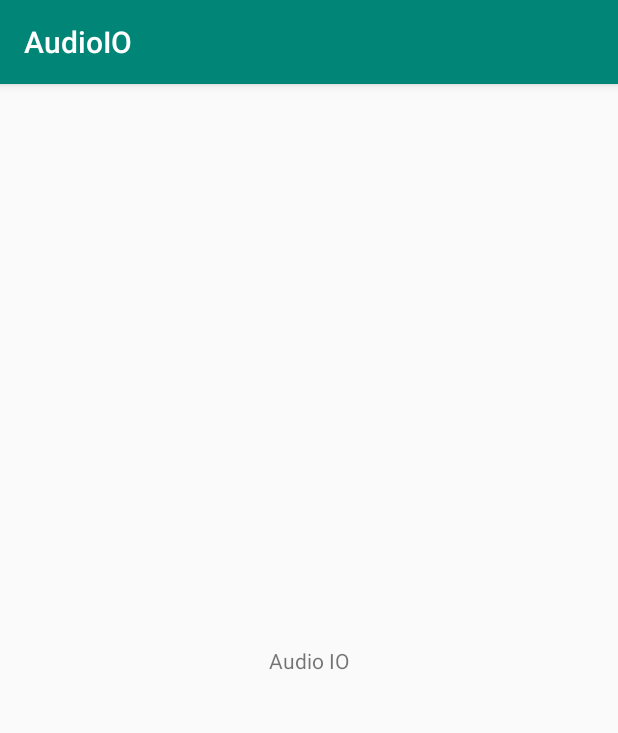
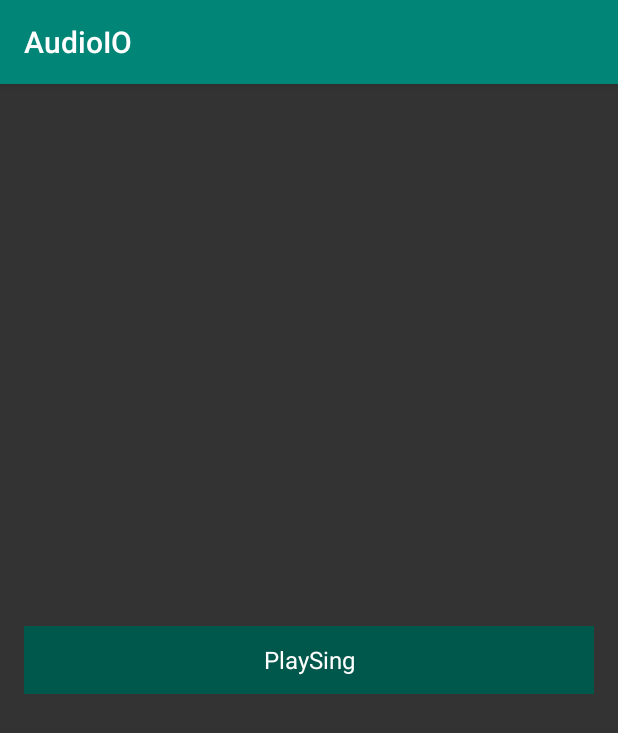
Before and after one commit to alanwang4523/AudioIO, an Android app: the screen it shows after launch (MainActivity), on a phone screen of 412 x 824 dp. Shown: the top 733 px of the screen. Run offline under Robolectric (Android 15) with nearby library versions, the phone set to English and light mode, and no system bars.

Commit message:
增加弹奏测试界面

```diff
--- a/app/src/main/AndroidManifest.xml
+++ b/app/src/main/AndroidManifest.xml
@@ -14,7 +14,7 @@
         android:roundIcon="@mipmap/ic_launcher_round"
         android:supportsRtl="true"
         android:theme="@style/AppTheme">
-        <activity android:name=".MainActivity">
+        <activity android:name=".app.MainActivity">
             <intent-filter>
                 <action android:name="android.intent.action.MAIN"/>
 
--- a/app/src/main/java/com/alan/audioio/MainActivity.java
+++ b/app/src/main/java/com/alan/audioio/app/MainActivity.java
@@ -1,22 +1,21 @@
-package com.alan.audioio;
+package com.alan.audioio.app;
 
 import android.Manifest;
 import android.support.v7.app.AppCompatActivity;
 import android.os.Bundle;
+import android.view.View;
 import android.widget.TextView;
+
+import com.alan.audioio.R;
 import com.alan.audioio.utils.ALog;
 import com.alan.audioio.utils.RuntimePermissionsManager;
 
-public class MainActivity extends AppCompatActivity {
+public class MainActivity extends AppCompatActivity implements View.OnClickListener {
 
     @Override
     protected void onCreate(Bundle savedInstanceState) {
         super.onCreate(savedInstanceState);
         setContentView(R.layout.activity_main);
-
-        // Example of a call to a native method
-        TextView tv = findViewById(R.id.sample_text);
-        tv.setText("Audio IO");
 
         RuntimePermissionsManager runtimePermissionsManager = new RuntimePermissionsManager(this,
                 Manifest.permission.RECORD_AUDIO,
@@ -33,6 +32,17 @@ public class MainActivity extends AppCompatActivity {
             }
         });
         runtimePermissionsManager.makeRequest();
+
+
+        findViewById(R.id.btnTestSoundPool).setOnClickListener(this);
+
+    }
+
+    @Override
+    public void onClick(View view) {
+        if (view.getId() == R.id.btnTestAudioRecord) {
+
+        }
     }
 
 }
--- a/app/src/main/res/layout/activity_main.xml
+++ b/app/src/main/res/layout/activity_main.xml
@@ -1,20 +1,39 @@
 <?xml version="1.0" encoding="utf-8"?>
-<android.support.constraint.ConstraintLayout
-    xmlns:android="http://schemas.android.com/apk/res/android"
-    xmlns:app="http://schemas.android.com/apk/res-auto"
+<RelativeLayout xmlns:android="http://schemas.android.com/apk/res/android"
     xmlns:tools="http://schemas.android.com/tools"
+    android:id="@+id/activity_main"
     android:layout_width="match_parent"
     android:layout_height="match_parent"
-    tools:context=".MainActivity">
+    android:background="@color/gray01"
+    android:paddingBottom="@dimen/activity_vertical_margin"
+    android:paddingLeft="@dimen/activity_horizontal_margin"
+    android:paddingRight="@dimen/activity_horizontal_margin"
+    android:paddingTop="@dimen/activity_vertical_margin">
 
-    <TextView
-        android:id="@+id/sample_text"
-        android:layout_width="wrap_content"
+    <ScrollView
+        android:layout_width="match_parent"
         android:layout_height="wrap_content"
-        android:text="Hello World!"
-        app:layout_constraintBottom_toBottomOf="parent"
-        app:layout_constraintLeft_toLeftOf="parent"
-        app:layout_constraintRight_toRightOf="parent"
-        app:layout_constraintTop_toTopOf="parent"/>
+        android:layout_centerInParent="true"
+        android:layout_marginTop="40dp"
+        >
 
-</android.support.constraint.ConstraintLayout>
+        <LinearLayout
+            android:layout_width="match_parent"
+            android:layout_height="wrap_content"
+            android:orientation="vertical"
+            >
+
+            <TextView
+                android:id="@+id/btnTestSoundPool"
+                android:layout_width="match_parent"
+                android:layout_height="45dip"
+                android:text="PlaySing"
+                android:textSize="16sp"
+                android:textColor="@color/white"
+                android:background="@color/colorPrimaryDark"
+                android:gravity="center"/>
+        </LinearLayout>
+
+    </ScrollView>
+
+</RelativeLayout>
--- /dev/null
+++ b/app/src/main/res/values/dimens.xml
@@ -0,0 +1,6 @@
+<resources>
+    <!-- Default screen margins, per the Android Design guidelines. -->
+    <dimen name="activity_horizontal_margin">16dp</dimen>
+    <dimen name="activity_vertical_margin">16dp</dimen>
+
+</resources>
```
Also changed, not shown: app/src/main/java/com/alan/audioio/app/TestSoundPoolActivity.java (added, +110 -0 lines), app/src/main/java/com/alan/audioio/app/ui/PianoKeyItemView.java (added, +158 -0 lines), app/src/main/res/drawable/btn_start_bg.xml (added, +7 -0 lines), app/src/main/res/layout/activity_sound_pool.xml (added, +107 -0 lines), app/src/main/res/layout/piano_key_item_layout.xml (added, +21 -0 lines), app/src/main/res/values/attrs.xml (added, +10 -0 lines), app/src/main/res/values/colors.xml (+14 -0 lines).
